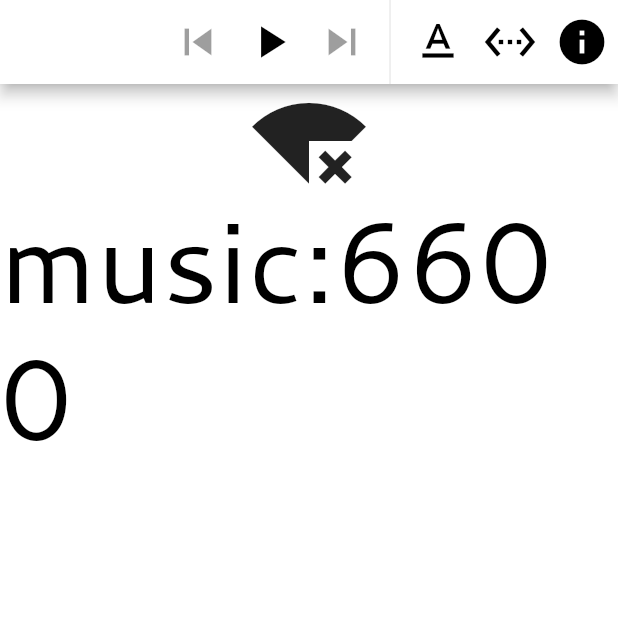
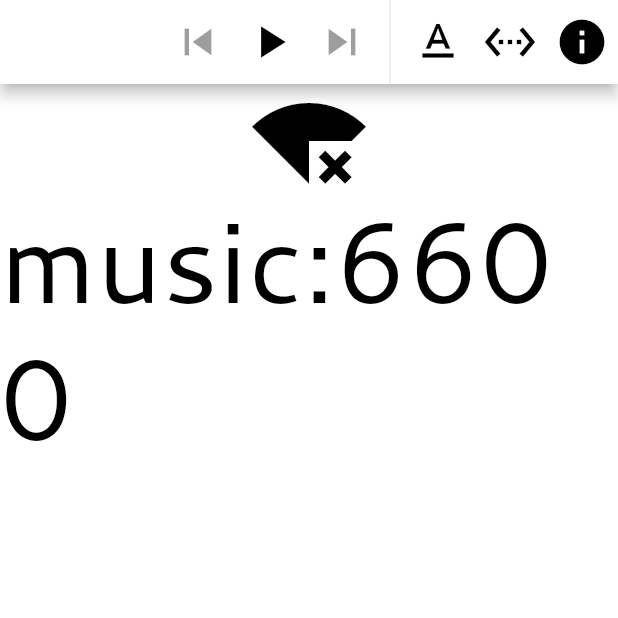
Before and after one commit to joatca/mpd-display, a Flutter app: the screen it shows after launch, on a phone screen of 412 x 824 dp, the top half of it. Run offline on Flutter 3.47's test engine with Material 2 defaults, Android fonts, the phone set to English and light mode, and no system bars; our stand-ins replace package_info_plus, shared_preferences, wakelock.

Commit message:
make sure emptylayout icon is the correct colour

```diff
--- a/lib/info_widget.dart
+++ b/lib/info_widget.dart
@@ -148,6 +148,7 @@ class _InfoWidgetState extends State<InfoWidget> with WidgetsBindingObserver {
           Icon(
             icon,
             size: textStyle?.fontSize,
+            color: textStyle?.color,
           ),
           Text("${widget.mpd.server}:${widget.mpd.port}", style: textStyle),
         ],
```
